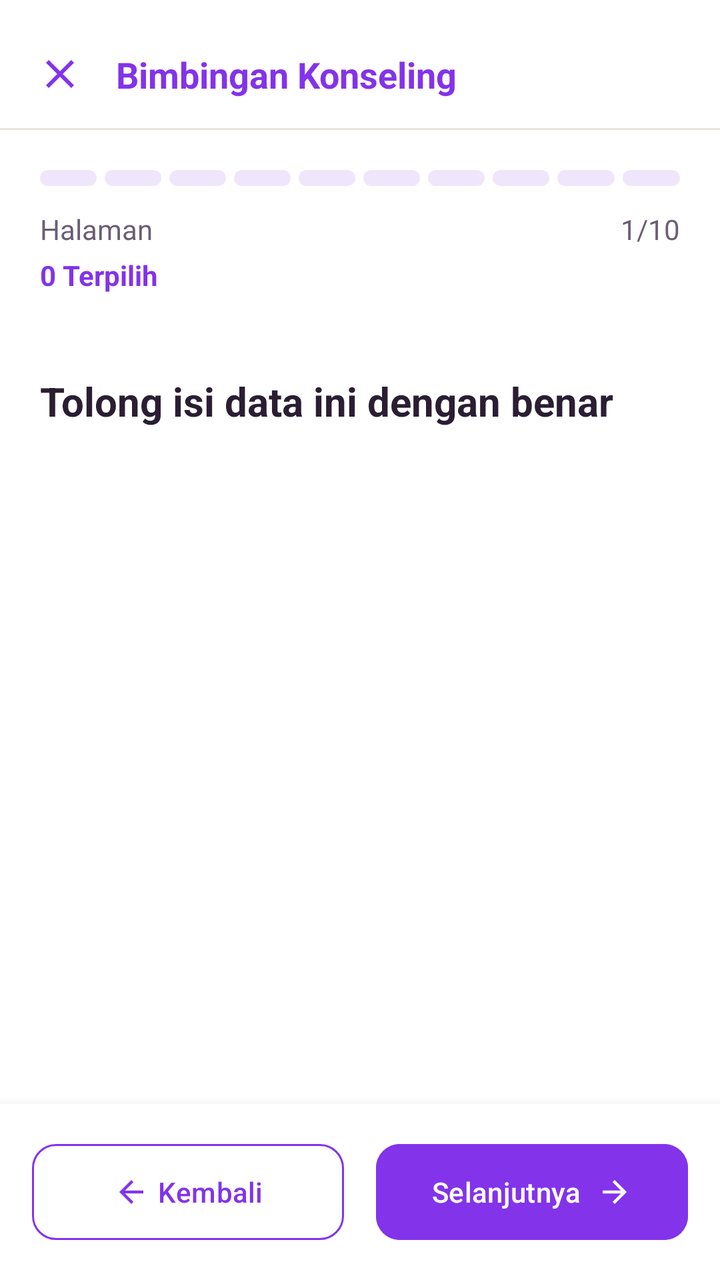
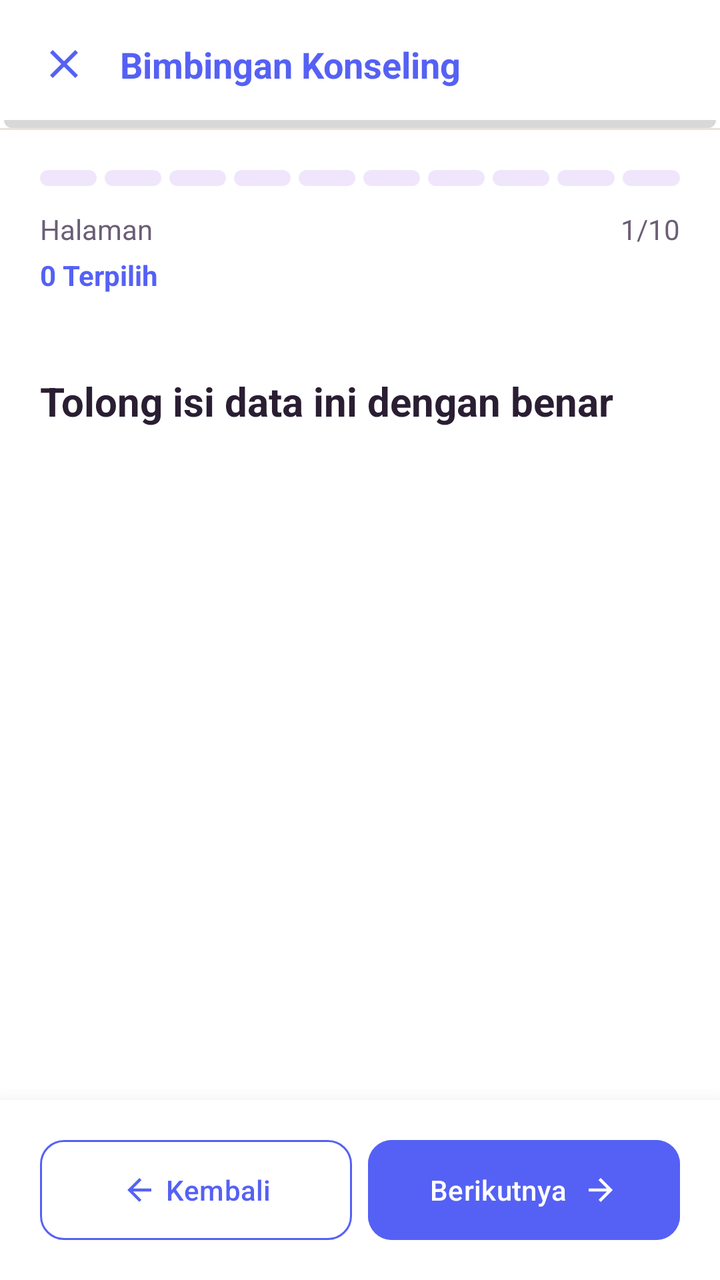

The first picture is an Android layout as it rendered before a commit; the second is the same layout after the commit. The layout source and the unified diff follow.
<!-- AndroidManifest.xml: application theme Theme.BkNova -->
<!-- res/layout/fragment_form_aum_siswa.xml -->
<?xml version="1.0" encoding="utf-8"?>
<androidx.constraintlayout.widget.ConstraintLayout xmlns:android="http://schemas.android.com/apk/res/android"
    xmlns:app="http://schemas.android.com/apk/res-auto"
    xmlns:tools="http://schemas.android.com/tools"
    android:layout_width="match_parent"
    android:layout_height="match_parent"
    android:background="@color/white"
    tools:context=".fragment.FormAumFragment">

    
    <androidx.constraintlayout.widget.ConstraintLayout
        android:id="@+id/header"
        android:layout_width="match_parent"
        android:layout_height="?attr/actionBarSize"
        android:paddingHorizontal="18dp"
        app:layout_constraintTop_toTopOf="parent">

        <ImageView
            android:id="@+id/btn_close"
            android:layout_width="24dp"
            android:layout_height="24dp"
            android:contentDescription="@string/cd_tutup"
            android:src="@drawable/ic_close"
            android:layout_marginTop="10dp"
            app:layout_constraintBottom_toBottomOf="parent"
            app:layout_constraintStart_toStartOf="parent"
            app:layout_constraintTop_toTopOf="parent"
            app:tint="@color/brand_primary" />

        <TextView
            android:layout_width="wrap_content"
            android:layout_height="wrap_content"
            android:layout_marginStart="16dp"
            android:layout_marginTop="10dp"
            android:text="@string/bk"
            android:textColor="@color/brand_primary"
            android:textSize="18sp"
            android:textStyle="bold"
            app:layout_constraintBottom_toBottomOf="parent"
            app:layout_constraintStart_toEndOf="@id/btn_close"
            app:layout_constraintTop_toTopOf="parent" />


    </androidx.constraintlayout.widget.ConstraintLayout>

    <View
        android:id="@+id/divider_header"
        android:layout_width="match_parent"
        android:layout_height="1dp"
        android:background="@color/divider_color"
        app:layout_constraintTop_toBottomOf="@id/header" />

    
    <LinearLayout
        android:id="@+id/progress_section"
        android:layout_width="match_parent"
        android:layout_height="wrap_content"
        android:orientation="vertical"
        android:padding="20dp"
        app:layout_constraintTop_toBottomOf="@id/divider_header">

        
        <LinearLayout
            android:id="@+id/container_progress_bars"
            android:layout_width="match_parent"
            android:layout_height="8dp"
            android:orientation="horizontal"
            android:weightSum="10">

            
            <View android:id="@+id/step_1" android:layout_width="0dp" android:layout_height="match_parent" android:layout_weight="1" android:layout_marginEnd="4dp" android:background="@drawable/bg_progress_segment" />
            <View android:id="@+id/step_2" android:layout_width="0dp" android:layout_height="match_parent" android:layout_weight="1" android:layout_marginEnd="4dp" android:background="@drawable/bg_progress_segment" />
            <View android:id="@+id/step_3" android:layout_width="0dp" android:layout_height="match_parent" android:layout_weight="1" android:layout_marginEnd="4dp" android:background="@drawable/bg_progress_segment" />
            <View android:id="@+id/step_4" android:layout_width="0dp" android:layout_height="match_parent" android:layout_weight="1" android:layout_marginEnd="4dp" android:background="@drawable/bg_progress_segment" />
            <View android:id="@+id/step_5" android:layout_width="0dp" android:layout_height="match_parent" android:layout_weight="1" android:layout_marginEnd="4dp" android:background="@drawable/bg_progress_segment" />
            <View android:id="@+id/step_6" android:layout_width="0dp" android:layout_height="match_parent" android:layout_weight="1" android:layout_marginEnd="4dp" android:background="@drawable/bg_progress_segment" />
            <View android:id="@+id/step_7" android:layout_width="0dp" android:layout_height="match_parent" android:layout_weight="1" android:layout_marginEnd="4dp" android:background="@drawable/bg_progress_segment" />
            <View android:id="@+id/step_8" android:layout_width="0dp" android:layout_height="match_parent" android:layout_weight="1" android:layout_marginEnd="4dp" android:background="@drawable/bg_progress_segment" />
            <View android:id="@+id/step_9" android:layout_width="0dp" android:layout_height="match_parent" android:layout_weight="1" android:layout_marginEnd="4dp" android:background="@drawable/bg_progress_segment" />
            <View android:id="@+id/step_10" android:layout_width="0dp" android:layout_height="match_parent" android:layout_weight="1" android:background="@drawable/bg_progress_segment" />

        </LinearLayout>

        <RelativeLayout
            android:layout_width="match_parent"
            android:layout_height="wrap_content"
            android:layout_marginTop="12dp">

            <TextView
                android:id="@+id/tv_progress_label"
                android:layout_width="wrap_content"
                android:layout_height="wrap_content"
                android:layout_alignParentStart="true"
                android:text="Halaman"
                android:textColor="@color/text_color_secondary"
                android:textSize="14sp" />

            <TextView
                android:id="@+id/tv_progress_percent"
                android:layout_width="wrap_content"
                android:layout_height="wrap_content"
                android:layout_alignParentEnd="true"
                android:text="1/10"
                android:textColor="@color/text_color_secondary"
                android:textSize="14sp" />

            <TextView
                android:id="@+id/tv_selected_count"
                android:layout_width="wrap_content"
                android:layout_height="wrap_content"
                android:layout_below="@id/tv_progress_label"
                android:layout_alignParentStart="true"
                android:layout_marginTop="4dp"
                android:text="0 Terpilih"
                android:textColor="@color/brand_primary"
                android:textSize="14sp"
                android:textStyle="bold" />

        </RelativeLayout>

    </LinearLayout>

    
    <androidx.core.widget.NestedScrollView
        android:id="@+id/scroll_view_content"
        android:layout_width="match_parent"
        android:layout_height="0dp"
        android:fillViewport="true"
        app:layout_constraintBottom_toTopOf="@id/bottom_nav"
        app:layout_constraintTop_toBottomOf="@id/progress_section">

        <LinearLayout
            android:layout_width="match_parent"
            android:layout_height="wrap_content"
            android:orientation="vertical"
            android:padding="20dp">

            <TextView
                android:id="@+id/tv_question_title"
                android:layout_width="match_parent"
                android:layout_height="wrap_content"

                android:text="@string/aum_q1_text"
                android:textColor="@color/text_color_primary"
                android:textSize="20sp"
                android:textStyle="bold" />

            <LinearLayout
                android:id="@+id/container_options"
                android:layout_width="match_parent"
                android:layout_height="wrap_content"
                android:layout_marginTop="24dp"
                android:orientation="vertical">

                

            </LinearLayout>

        </LinearLayout>
    </androidx.core.widget.NestedScrollView>

    
    <LinearLayout
        android:id="@+id/bottom_nav"
        android:layout_width="match_parent"
        android:layout_height="wrap_content"
        android:background="@color/white"
        android:elevation="8dp"
        android:orientation="horizontal"
        android:padding="16dp"
        app:layout_constraintBottom_toBottomOf="parent">

        <com.google.android.material.button.MaterialButton
            android:id="@+id/btn_back"
            style="@style/Widget.Material3.Button.OutlinedButton"
            android:layout_width="0dp"
            android:layout_height="56dp"
            android:layout_marginEnd="8dp"
            android:layout_weight="1"
            android:text="@string/btn_kembali"
            android:textAllCaps="false"
            android:textColor="@color/brand_primary"
            app:cornerRadius="12dp"
            app:icon="@drawable/ic_arrow_back"
            app:iconGravity="textStart"
            app:iconTint="@color/brand_primary"
            app:strokeColor="@color/brand_primary" />

        <com.google.android.material.button.MaterialButton
            android:id="@+id/btn_next"
            android:layout_width="0dp"
            android:layout_height="56dp"
            android:layout_marginStart="8dp"
            android:layout_weight="1"
            android:backgroundTint="@color/brand_primary"
            android:text="@string/btn_selanjutnya"
            android:textAllCaps="false"
            android:textColor="@color/white"
            app:cornerRadius="12dp"
            app:icon="@drawable/ic_arrow_forward"
            app:iconGravity="textEnd"
            app:iconTint="@color/white" />

    </LinearLayout>

</androidx.constraintlayout.widget.ConstraintLayout>
<!-- resources referenced by this layout -->
<resources>
  <color name="brand_primary">#8333EA</color>
  <color name="divider_color">#E8E3DC</color>
  <color name="text_color_primary">#2A1E33</color>
  <color name="text_color_secondary">#6B5E75</color>
  <color name="white">#FFFFFFFF</color>
  <!-- drawable bg_progress_segment (drawable) -->
  <?xml version="1.0" encoding="utf-8"?>
  <shape xmlns:android="http://schemas.android.com/apk/res/android"
      android:shape="rectangle">
      <corners android:radius="100dp" />
      <solid android:color="@color/brand_soft" />
  </shape>
  <!-- drawable ic_arrow_back (drawable) -->
  <vector xmlns:android="http://schemas.android.com/apk/res/android"
      android:width="24dp"
      android:height="24dp"
      android:viewportWidth="24"
      android:viewportHeight="24">
      <path
          android:fillColor="#FF000000"
          android:pathData="M20,11H7.83l5.59,-5.59L12,4l-8,8 8,8 1.41,-1.41L7.83,13H20v-2z" />
  </vector>
  <!-- drawable ic_arrow_forward (drawable) -->
  <vector xmlns:android="http://schemas.android.com/apk/res/android"
      android:width="24dp"
      android:height="24dp"
      android:viewportWidth="24"
      android:viewportHeight="24">
      <path
          android:fillColor="#FF000000"
          android:pathData="M12,4l-1.41,1.41L16.17,11H4v2h12.17l-5.58,5.59L12,20l8,-8z" />
  </vector>
  <!-- drawable ic_close (drawable) -->
  <vector xmlns:android="http://schemas.android.com/apk/res/android"
      android:width="24dp"
      android:height="24dp"
      android:viewportWidth="24"
      android:viewportHeight="24">
      <path
          android:fillColor="#FF000000"
          android:pathData="M19,6.41L17.59,5L12,10.59L6.41,5L5,6.41L10.59,12L5,17.59L6.41,19L12,13.41L17.59,19L19,17.59L13.41,12L19,6.41Z" />
  </vector>
  <string name="aum_q1_text">Tolong isi data ini dengan benar</string>
  <string name="bk">Bimbingan Konseling</string>
  <string name="btn_kembali">Kembali</string>
  <string name="btn_selanjutnya">Selanjutnya</string>
  <string name="cd_tutup">Tutup</string>
  <style name="Theme.BkNova" parent="Base.Theme.BkNova" />
  <color name="brand_soft">#F0E6FC</color>
  <color name="accent_pink">#FF7FAF</color>
  <color name="accent_pink_soft">#FFECF3</color>
  <color name="accent_peach">#FFC6BF</color>
  <color name="accent_peach_soft">#FFE8E5</color>
  <color name="background_cream">#F8F7F2</color>
  <color name="red_text">#DC2626</color>
  <color name="red_light">#FEE2E2</color>
  <!-- unchanged entries left out for length: 1 -->
</resources>

<!-- the commit's change to res/layout/fragment_form_aum_siswa.xml (unified diff, before → after) -->
@@ -12,7 +12,8 @@
         android:id="@+id/header"
         android:layout_width="match_parent"
         android:layout_height="?attr/actionBarSize"
-        android:paddingHorizontal="18dp"
+        android:paddingHorizontal="20dp"
+        android:background="@drawable/bg_header"
         app:layout_constraintTop_toTopOf="parent">
 
         <ImageView
@@ -21,7 +22,6 @@
             android:layout_height="24dp"
             android:contentDescription="@string/cd_tutup"
             android:src="@drawable/ic_close"
-            android:layout_marginTop="10dp"
             app:layout_constraintBottom_toBottomOf="parent"
             app:layout_constraintStart_toStartOf="parent"
             app:layout_constraintTop_toTopOf="parent"
@@ -31,7 +31,6 @@
             android:layout_width="wrap_content"
             android:layout_height="wrap_content"
             android:layout_marginStart="16dp"
-            android:layout_marginTop="10dp"
             android:text="@string/bk"
             android:textColor="@color/brand_primary"
             android:textSize="18sp"
@@ -165,21 +164,27 @@
         android:layout_width="match_parent"
         android:layout_height="wrap_content"
         android:background="@color/white"
-        android:elevation="8dp"
+        android:elevation="16dp"
         android:orientation="horizontal"
-        android:padding="16dp"
-        app:layout_constraintBottom_toBottomOf="parent">
+        android:padding="20dp"
+        android:gravity="center"
+        android:fitsSystemWindows="true"
+        app:layout_constraintBottom_toBottomOf="parent"
+        app:layout_constraintStart_toStartOf="parent"
+        app:layout_constraintEnd_toEndOf="parent">
 
         <com.google.android.material.button.MaterialButton
             android:id="@+id/btn_back"
             style="@style/Widget.Material3.Button.OutlinedButton"
             android:layout_width="0dp"
-            android:layout_height="56dp"
-            android:layout_marginEnd="8dp"
+            android:layout_height="50dp"
+            android:layout_marginEnd="4dp"
             android:layout_weight="1"
             android:text="@string/btn_kembali"
             android:textAllCaps="false"
             android:textColor="@color/brand_primary"
+            android:insetTop="0dp"
+            android:insetBottom="0dp"
             app:cornerRadius="12dp"
             app:icon="@drawable/ic_arrow_back"
             app:iconGravity="textStart"
@@ -189,13 +194,15 @@
         <com.google.android.material.button.MaterialButton
             android:id="@+id/btn_next"
             android:layout_width="0dp"
-            android:layout_height="56dp"
-            android:layout_marginStart="8dp"
+            android:layout_height="50dp"
+            android:layout_marginStart="4dp"
             android:layout_weight="1"
             android:backgroundTint="@color/brand_primary"
             android:text="@string/btn_selanjutnya"
             android:textAllCaps="false"
             android:textColor="@color/white"
+            android:insetTop="0dp"
+            android:insetBottom="0dp"
             app:cornerRadius="12dp"
             app:icon="@drawable/ic_arrow_forward"
             app:iconGravity="textEnd"
<!-- resource entries referenced after the edit -->
@@ -1,10 +1,42 @@
 <!-- resources referenced by this layout -->
 <resources>
-  <color name="brand_primary">#8333EA</color>
+  <color name="brand_primary">#5561F4</color>
   <color name="divider_color">#E8E3DC</color>
   <color name="text_color_primary">#2A1E33</color>
   <color name="text_color_secondary">#6B5E75</color>
   <color name="white">#FFFFFFFF</color>
+  <!-- drawable bg_header (drawable) -->
+  <?xml version="1.0" encoding="utf-8"?>
+  <layer-list xmlns:android="http://schemas.android.com/apk/res/android">
+  
+      
+      <item
+          android:left="2dp"
+          android:right="2dp"
+          android:top="4dp">
+  
+          <shape android:shape="rectangle">
+  
+              <solid android:color="#27000000"/>
+              <corners android:radius="4dp" />
+            />
+          </shape>
+  
+      </item>
+  
+      
+      <item
+          android:right="0dp"
+          android:bottom="4dp">
+  
+          <shape android:shape="rectangle">
+              <solid android:color="#FFFFFF" />
+               />
+          </shape>
+  
+      </item>
+  
+  </layer-list>
   <!-- drawable bg_progress_segment (drawable) -->
   <?xml version="1.0" encoding="utf-8"?>
   <shape xmlns:android="http://schemas.android.com/apk/res/android"
@@ -45,7 +77,7 @@
   <string name="aum_q1_text">Tolong isi data ini dengan benar</string>
   <string name="bk">Bimbingan Konseling</string>
   <string name="btn_kembali">Kembali</string>
-  <string name="btn_selanjutnya">Selanjutnya</string>
+  <string name="btn_selanjutnya">Berikutnya</string>
   <string name="cd_tutup">Tutup</string>
   <style name="Theme.BkNova" parent="Base.Theme.BkNova" />
   <color name="brand_soft">#F0E6FC</color>
